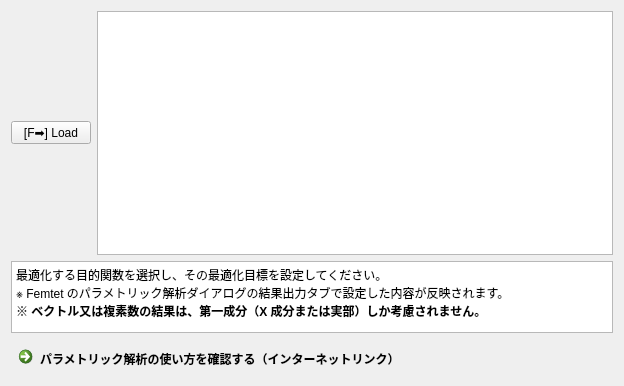
Above: pyfemtet_opt_gui/ui/WizardPage_obj.ui from pyfemtet/pyfemtet-opt-gui before the change. Below: the same form after it.
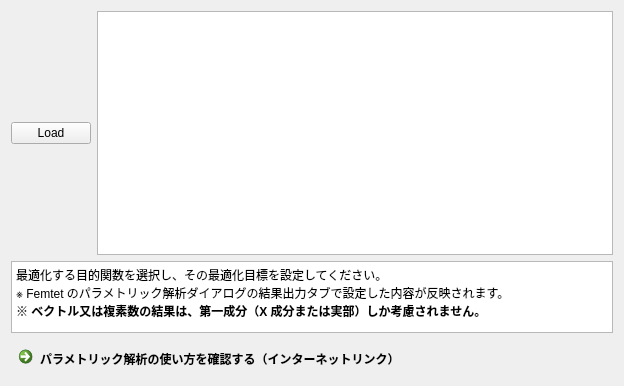
That is the form after the change. Icons and pictures are not drawn.

Patch:
```diff
--- a/pyfemtet_opt_gui/ui/WizardPage_obj.ui
+++ b/pyfemtet_opt_gui/ui/WizardPage_obj.ui
@@ -17,7 +17,10 @@
    <item row="0" column="0">
     <widget class="QPushButton" name="pushButton">
      <property name="text">
-      <string>[F➡] Load</string>
+      <string>Load</string>
+     </property>
+     <property name="icon">
+      <iconset theme="QIcon::ThemeIcon::GoDown"/>
      </property>
     </widget>
    </item>
```
